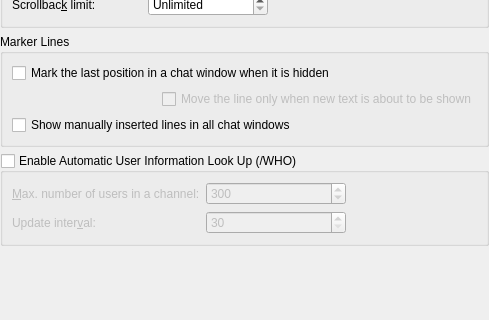
Above: src/config/chatwindowbehaviour_config.ui from KDE/konversation before the change; both pictures show x 0 to 489 and y 214 to 534 of the 489 by 534 pixel window. Below: the same form after it.
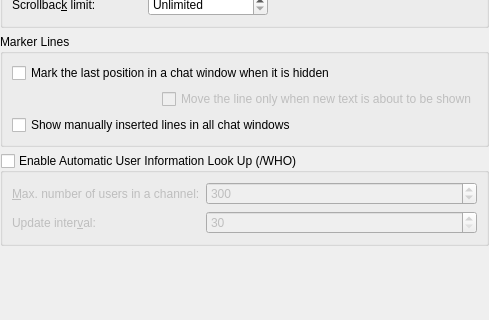
That is the form after the change. Custom widgets are drawn as their Qt base class.

Commit message: Behaviour Chat Window Automatic User Info: use form layout

```diff
--- a/src/config/chatwindowbehaviour_config.ui
+++ b/src/config/chatwindowbehaviour_config.ui
@@ -284,7 +284,7 @@
      <property name="checked">
       <bool>false</bool>
      </property>
-     <layout class="QGridLayout" name="gridLayout">
+     <layout class="QFormLayout" name="gridLayout">
       <item row="0" column="0">
        <widget class="QLabel" name="textLabel2">
         <property name="text">
@@ -317,22 +317,6 @@
         </property>
        </widget>
       </item>
-      <item row="0" column="2">
-       <spacer name="spacer2">
-        <property name="orientation">
-         <enum>Qt::Horizontal</enum>
-        </property>
-        <property name="sizeType">
-         <enum>QSizePolicy::Expanding</enum>
-        </property>
-        <property name="sizeHint" stdset="0">
-         <size>
-          <width>190</width>
-          <height>20</height>
-         </size>
-        </property>
-       </spacer>
-      </item>
       <item row="1" column="0">
        <widget class="QLabel" name="whoIntervalLbl">
         <property name="text">
@@ -368,22 +352,6 @@
         </property>
        </widget>
       </item>
-      <item row="1" column="2">
-       <spacer name="spacer3">
-        <property name="orientation">
-         <enum>Qt::Horizontal</enum>
-        </property>
-        <property name="sizeType">
-         <enum>QSizePolicy::Expanding</enum>
-        </property>
-        <property name="sizeHint" stdset="0">
-         <size>
-          <width>170</width>
-          <height>20</height>
-         </size>
-        </property>
-       </spacer>
-      </item>
      </layout>
     </widget>
    </item>
```
